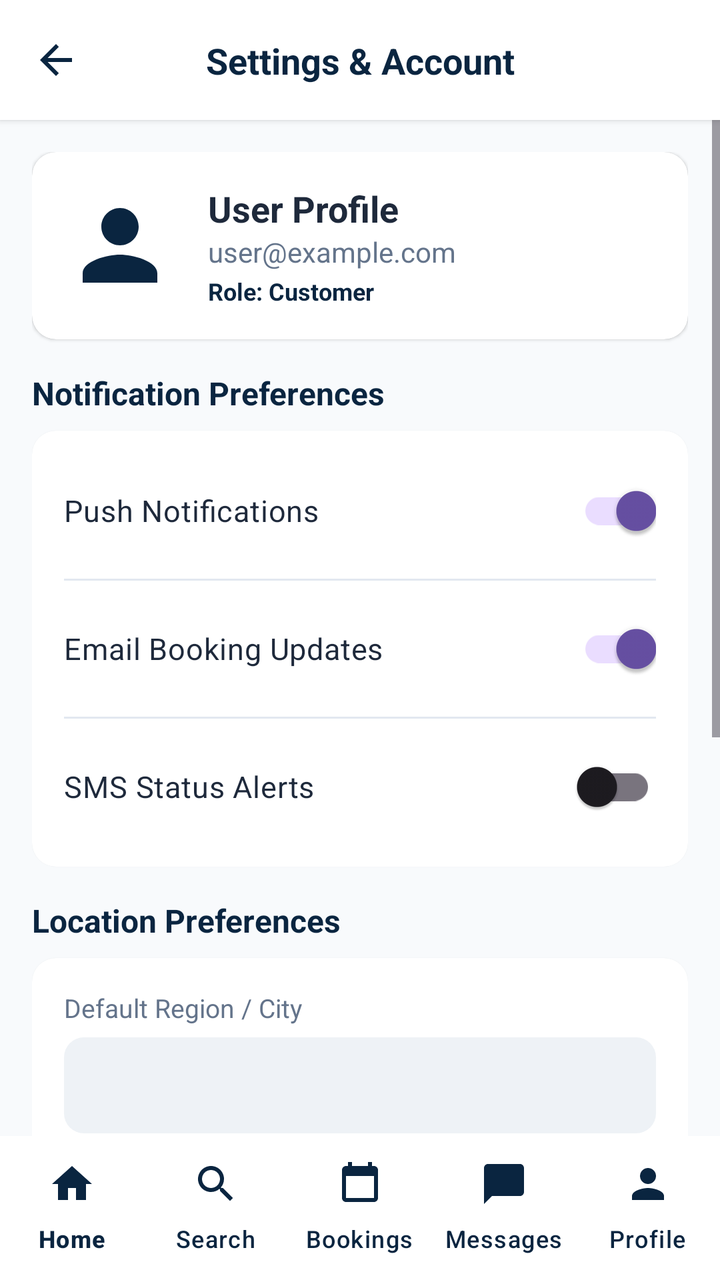
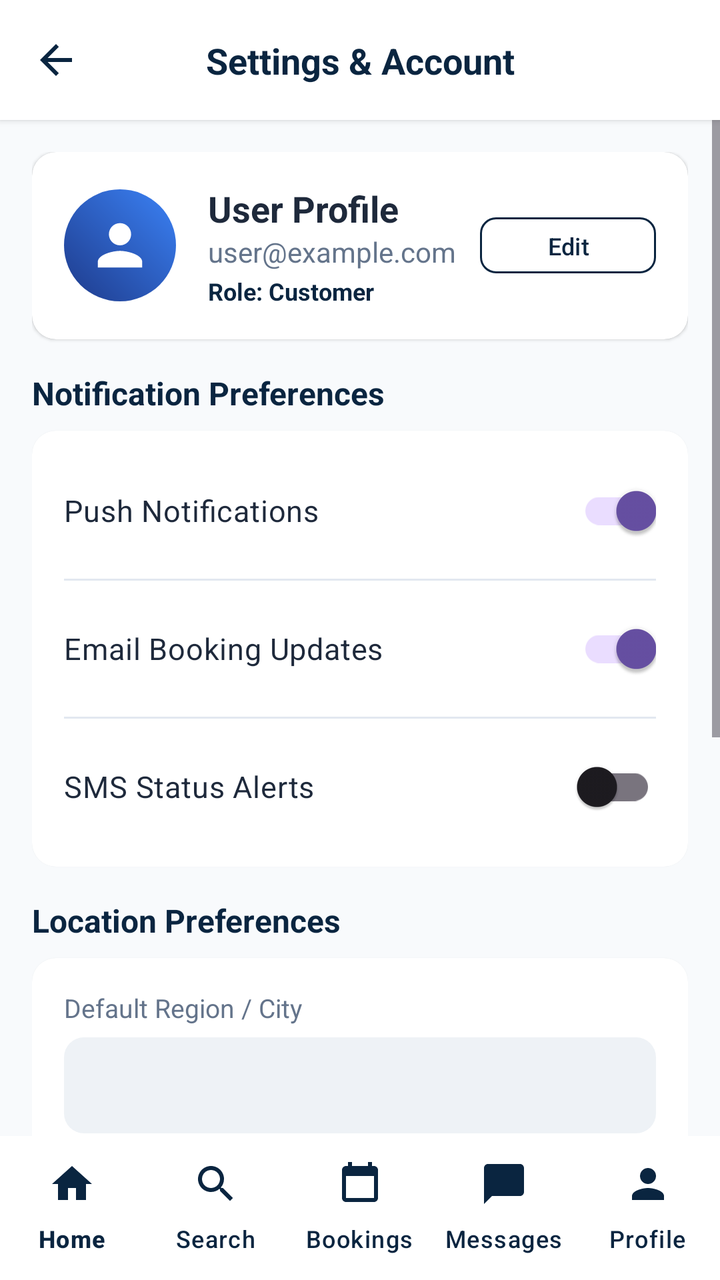

An Android layout rendered at two revisions. The XML below is the earlier revision; the diff shows what the commit changed to produce the second picture.
<!-- AndroidManifest.xml: application theme Theme.Fix_Finder -->
<!-- res/layout/fragment_settings.xml -->
<?xml version="1.0" encoding="utf-8"?>
<androidx.constraintlayout.widget.ConstraintLayout xmlns:android="http://schemas.android.com/apk/res/android"
    xmlns:app="http://schemas.android.com/apk/res-auto"
    android:layout_width="match_parent"
    android:layout_height="match_parent"
    android:background="@color/bg_light">

    
    <androidx.cardview.widget.CardView
        android:id="@+id/topBar"
        android:layout_width="match_parent"
        android:layout_height="60dp"
        app:cardElevation="2dp"
        app:cardCornerRadius="0dp"
        app:cardBackgroundColor="@color/white"
        app:layout_constraintTop_toTopOf="parent">

        <androidx.constraintlayout.widget.ConstraintLayout
            android:layout_width="match_parent"
            android:layout_height="match_parent"
            android:paddingHorizontal="16dp">

            <ImageView
                android:id="@+id/btnBack"
                android:layout_width="24dp"
                android:layout_height="24dp"
                android:src="@drawable/ic_back"
                app:layout_constraintBottom_toBottomOf="parent"
                app:layout_constraintStart_toStartOf="parent"
                app:layout_constraintTop_toTopOf="parent" />

            <TextView
                android:layout_width="wrap_content"
                android:layout_height="wrap_content"
                android:text="Settings &amp; Account"
                android:textColor="@color/primary_navy"
                android:textSize="18sp"
                android:textStyle="bold"
                app:layout_constraintBottom_toBottomOf="parent"
                app:layout_constraintEnd_toEndOf="parent"
                app:layout_constraintStart_toStartOf="parent"
                app:layout_constraintTop_toTopOf="parent" />

        </androidx.constraintlayout.widget.ConstraintLayout>
    </androidx.cardview.widget.CardView>

    <ScrollView
        android:layout_width="match_parent"
        android:layout_height="0dp"
        android:fillViewport="true"
        app:layout_constraintBottom_toTopOf="@id/bottomNavigation"
        app:layout_constraintTop_toBottomOf="@id/topBar">

        <LinearLayout
            android:layout_width="match_parent"
            android:layout_height="wrap_content"
            android:orientation="vertical"
            android:padding="16dp">

            
            <androidx.cardview.widget.CardView
                android:layout_width="match_parent"
                android:layout_height="wrap_content"
                android:layout_marginBottom="16dp"
                app:cardCornerRadius="12dp"
                app:cardElevation="1dp"
                app:cardBackgroundColor="@color/white">

                <LinearLayout
                    android:layout_width="match_parent"
                    android:layout_height="wrap_content"
                    android:orientation="horizontal"
                    android:gravity="center_vertical"
                    android:padding="16dp">

                    <ImageView
                        android:id="@+id/imgProfileAvatar"
                        android:layout_width="56dp"
                        android:layout_height="56dp"
                        android:src="@drawable/ic_profile"
                        android:layout_marginEnd="16dp" />

                    <LinearLayout
                        android:layout_width="0dp"
                        android:layout_height="wrap_content"
                        android:layout_weight="1"
                        android:orientation="vertical">

                        <TextView
                            android:id="@+id/tvProfileName"
                            android:layout_width="wrap_content"
                            android:layout_height="wrap_content"
                            android:text="User Profile"
                            android:textColor="@color/text_primary"
                            android:textSize="18sp"
                            android:textStyle="bold" />

                        <TextView
                            android:id="@+id/tvProfileEmail"
                            android:layout_width="wrap_content"
                            android:layout_height="wrap_content"
                            android:text="user@example.com"
                            android:textColor="@color/text_secondary"
                            android:textSize="14sp" />

                        <TextView
                            android:id="@+id/tvProfileRole"
                            android:layout_width="wrap_content"
                            android:layout_height="wrap_content"
                            android:layout_marginTop="2dp"
                            android:text="Role: Customer"
                            android:textColor="@color/primary_navy"
                            android:textSize="12sp"
                            android:textStyle="bold" />
                    </LinearLayout>
                </LinearLayout>
            </androidx.cardview.widget.CardView>

            
            <TextView
                android:layout_width="wrap_content"
                android:layout_height="wrap_content"
                android:layout_marginBottom="8dp"
                android:text="Notification Preferences"
                android:textColor="@color/primary_navy"
                android:textSize="16sp"
                android:textStyle="bold" />

            <androidx.cardview.widget.CardView
                android:layout_width="match_parent"
                android:layout_height="wrap_content"
                android:layout_marginBottom="16dp"
                app:cardCornerRadius="12dp"
                app:cardElevation="1dp"
                app:cardBackgroundColor="@color/white">

                <LinearLayout
                    android:layout_width="match_parent"
                    android:layout_height="wrap_content"
                    android:orientation="vertical"
                    android:padding="16dp">

                    
                    <androidx.appcompat.widget.SwitchCompat
                        android:id="@+id/switchPush"
                        android:layout_width="match_parent"
                        android:layout_height="wrap_content"
                        android:checked="true"
                        android:text="Push Notifications"
                        android:textColor="@color/text_primary"
                        android:textSize="15sp" />

                    <View
                        android:layout_width="match_parent"
                        android:layout_height="1dp"
                        android:layout_marginVertical="10dp"
                        android:background="@color/border_light" />

                    
                    <androidx.appcompat.widget.SwitchCompat
                        android:id="@+id/switchEmail"
                        android:layout_width="match_parent"
                        android:layout_height="wrap_content"
                        android:checked="true"
                        android:text="Email Booking Updates"
                        android:textColor="@color/text_primary"
                        android:textSize="15sp" />

                    <View
                        android:layout_width="match_parent"
                        android:layout_height="1dp"
                        android:layout_marginVertical="10dp"
                        android:background="@color/border_light" />

                    
                    <androidx.appcompat.widget.SwitchCompat
                        android:id="@+id/switchSms"
                        android:layout_width="match_parent"
                        android:layout_height="wrap_content"
                        android:checked="false"
                        android:text="SMS Status Alerts"
                        android:textColor="@color/text_primary"
                        android:textSize="15sp" />

                </LinearLayout>
            </androidx.cardview.widget.CardView>

            
            <TextView
                android:layout_width="wrap_content"
                android:layout_height="wrap_content"
                android:layout_marginBottom="8dp"
                android:text="Location Preferences"
                android:textColor="@color/primary_navy"
                android:textSize="16sp"
                android:textStyle="bold" />

            <androidx.cardview.widget.CardView
                android:layout_width="match_parent"
                android:layout_height="wrap_content"
                android:layout_marginBottom="16dp"
                app:cardCornerRadius="12dp"
                app:cardElevation="1dp"
                app:cardBackgroundColor="@color/white">

                <LinearLayout
                    android:layout_width="match_parent"
                    android:layout_height="wrap_content"
                    android:orientation="vertical"
                    android:padding="16dp">

                    <TextView
                        android:layout_width="wrap_content"
                        android:layout_height="wrap_content"
                        android:layout_marginBottom="6dp"
                        android:text="Default Region / City"
                        android:textColor="@color/text_secondary"
                        android:textSize="13sp" />

                    <Spinner
                        android:id="@+id/spLocation"
                        android:layout_width="match_parent"
                        android:layout_height="48dp"
                        android:background="@drawable/bg_rounded_box"
                        android:backgroundTint="@color/tint_blue"
                        android:paddingHorizontal="12dp" />

                </LinearLayout>
            </androidx.cardview.widget.CardView>

            
            <TextView
                android:layout_width="wrap_content"
                android:layout_height="wrap_content"
                android:layout_marginBottom="8dp"
                android:text="App Theme"
                android:textColor="@color/primary_navy"
                android:textSize="16sp"
                android:textStyle="bold" />

            <androidx.cardview.widget.CardView
                android:layout_width="match_parent"
                android:layout_height="wrap_content"
                android:layout_marginBottom="24dp"
                app:cardCornerRadius="12dp"
                app:cardElevation="1dp"
                app:cardBackgroundColor="@color/white">

                <RadioGroup
                    android:id="@+id/rgTheme"
                    android:layout_width="match_parent"
                    android:layout_height="wrap_content"
                    android:padding="16dp">

                    <RadioButton
                        android:id="@+id/rbThemeSystem"
                        android:layout_width="match_parent"
                        android:layout_height="wrap_content"
                        android:checked="true"
                        android:text="System Default"
                        android:textColor="@color/text_primary" />

                    <RadioButton
                        android:id="@+id/rbThemeLight"
                        android:layout_width="match_parent"
                        android:layout_height="wrap_content"
                        android:text="Light Mode"
                        android:textColor="@color/text_primary" />

                    <RadioButton
                        android:id="@+id/rbThemeDark"
                        android:layout_width="match_parent"
                        android:layout_height="wrap_content"
                        android:text="Dark Mode"
                        android:textColor="@color/text_primary" />
                </RadioGroup>
            </androidx.cardview.widget.CardView>

            
            <com.google.android.material.button.MaterialButton
                android:id="@+id/btnLogout"
                android:layout_width="match_parent"
                android:layout_height="52dp"
                android:text="Log Out"
                android:textColor="#DC2626"
                android:textSize="15sp"
                android:textStyle="bold"
                app:backgroundTint="#FEE2E2"
                app:cornerRadius="10dp"
                app:strokeColor="#FCA5A5" />

        </LinearLayout>
    </ScrollView>

    
    <com.google.android.material.bottomnavigation.BottomNavigationView
        android:id="@+id/bottomNavigation"
        android:layout_width="match_parent"
        android:layout_height="72dp"
        android:background="@color/white"
        app:elevation="8dp"
        app:menu="@menu/customer_bottom_menu"
        app:itemIconTint="@color/primary_navy"
        app:itemTextColor="@color/primary_navy"
        app:labelVisibilityMode="labeled"
        app:layout_constraintBottom_toBottomOf="parent" />

</androidx.constraintlayout.widget.ConstraintLayout>
<!-- resources referenced by this layout -->
<resources>
  <color name="bg_light">#F8FAFC</color>
  <color name="border_light">#E2E8F0</color>
  <color name="primary_navy">#0A2540</color>
  <color name="text_primary">#1E293B</color>
  <color name="text_secondary">#64748B</color>
  <color name="tint_blue">#EEF2F6</color>
  <color name="white">#FFFFFFFF</color>
  <!-- drawable bg_rounded_box (drawable) -->
  <?xml version="1.0" encoding="utf-8"?>
  <shape xmlns:android="http://schemas.android.com/apk/res/android"
      android:shape="rectangle">
      <solid android:color="@color/white" />
      <corners android:radius="10dp" />
  </shape>
  <!-- drawable ic_back (drawable) -->
  <vector xmlns:android="http://schemas.android.com/apk/res/android"
      android:width="24dp"
      android:height="24dp"
      android:viewportWidth="24"
      android:viewportHeight="24">
      <path
          android:fillColor="#0A2540"
          android:pathData="M20,11H7.83l5.59,-5.59L12,4l-8,8 8,8 1.41,-1.41L7.83,13H20v-2z"/>
  </vector>
  <!-- drawable ic_profile (drawable) -->
  <vector xmlns:android="http://schemas.android.com/apk/res/android"
      android:width="24dp"
      android:height="24dp"
      android:viewportWidth="24"
      android:viewportHeight="24">
      <path
          android:fillColor="#0A2540"
          android:pathData="M12,12c2.21,0 4,-1.79 4,-4s-1.79,-4 -4,-4 -4,1.79 -4,4 1.79,4 4,4zm0,2c-2.67,0 -8,1.34 -8,4v2h16v-2c0,-2.66 -5.33,-4 -8,-4z"/>
  </vector>
  <style name="Theme.Fix_Finder" parent="Base.Theme.Fix_Finder" />
  <style name="Base.Theme.Fix_Finder" parent="Theme.Material3.DayNight.NoActionBar">
          
          
      </style>
</resources>

<!-- the commit's change to res/layout/fragment_settings.xml (unified diff, before → after) -->
@@ -74,10 +74,10 @@
                     android:padding="16dp">
 
                     <ImageView
-                        android:id="@+id/imgProfileAvatar"
+                        android:id="@+id/imgSettingsAvatar"
                         android:layout_width="56dp"
                         android:layout_height="56dp"
-                        android:src="@drawable/ic_profile"
+                        android:src="@drawable/avatar_thabo"
                         android:layout_marginEnd="16dp" />
 
                     <LinearLayout
@@ -113,6 +113,18 @@
                             android:textSize="12sp"
                             android:textStyle="bold" />
                     </LinearLayout>
+
+                    <com.google.android.material.button.MaterialButton
+                        android:id="@+id/btnEditProfile"
+                        style="@style/Widget.Material3.Button.OutlinedButton"
+                        android:layout_width="wrap_content"
+                        android:layout_height="36dp"
+                        android:paddingHorizontal="10dp"
+                        android:text="Edit"
+                        android:textColor="@color/primary_navy"
+                        android:textSize="12sp"
+                        app:strokeColor="@color/primary_navy"
+                        app:cornerRadius="8dp" />
                 </LinearLayout>
             </androidx.cardview.widget.CardView>
 
<!-- resource entries referenced after the edit -->
@@ -7,6 +7,29 @@
   <color name="text_secondary">#64748B</color>
   <color name="tint_blue">#EEF2F6</color>
   <color name="white">#FFFFFFFF</color>
+  <!-- drawable avatar_thabo (drawable) -->
+  <layer-list xmlns:android="http://schemas.android.com/apk/res/android">
+      <item>
+          <shape android:shape="oval">
+              <gradient
+                  android:startColor="#1E3A8A"
+                  android:endColor="#3B82F6"
+                  android:angle="45" />
+              <size android:width="100dp" android:height="100dp"/>
+          </shape>
+      </item>
+      <item android:top="20dp" android:bottom="20dp" android:left="20dp" android:right="20dp">
+          <vector
+              android:width="24dp"
+              android:height="24dp"
+              android:viewportWidth="24"
+              android:viewportHeight="24">
+              <path
+                  android:fillColor="#FFFFFF"
+                  android:pathData="M12,12c2.21,0 4,-1.79 4,-4s-1.79,-4 -4,-4 -4,1.79 -4,4 1.79,4 4,4zm0,2c-2.67,0 -8,1.34 -8,4v2h16v-2c0,-2.66 -5.33,-4 -8,-4z"/>
+          </vector>
+      </item>
+  </layer-list>
   <!-- drawable bg_rounded_box (drawable) -->
   <?xml version="1.0" encoding="utf-8"?>
   <shape xmlns:android="http://schemas.android.com/apk/res/android"
@@ -24,16 +47,6 @@
           android:fillColor="#0A2540"
           android:pathData="M20,11H7.83l5.59,-5.59L12,4l-8,8 8,8 1.41,-1.41L7.83,13H20v-2z"/>
   </vector>
-  <!-- drawable ic_profile (drawable) -->
-  <vector xmlns:android="http://schemas.android.com/apk/res/android"
-      android:width="24dp"
-      android:height="24dp"
-      android:viewportWidth="24"
-      android:viewportHeight="24">
-      <path
-          android:fillColor="#0A2540"
-          android:pathData="M12,12c2.21,0 4,-1.79 4,-4s-1.79,-4 -4,-4 -4,1.79 -4,4 1.79,4 4,4zm0,2c-2.67,0 -8,1.34 -8,4v2h16v-2c0,-2.66 -5.33,-4 -8,-4z"/>
-  </vector>
   <style name="Theme.Fix_Finder" parent="Base.Theme.Fix_Finder" />
   <style name="Base.Theme.Fix_Finder" parent="Theme.Material3.DayNight.NoActionBar">
           
